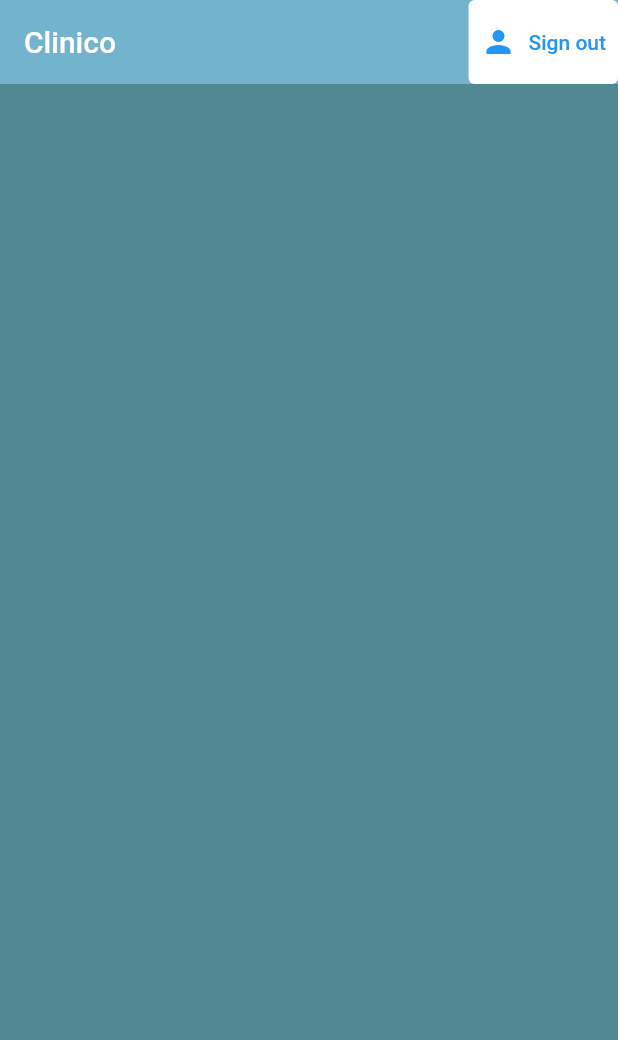
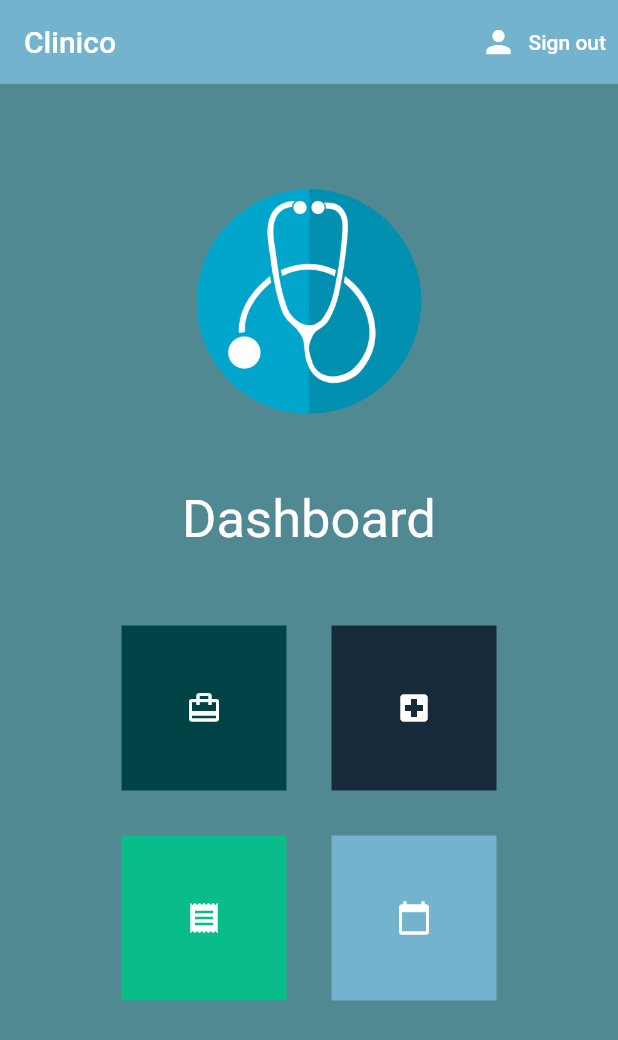
Before and after one commit to Eciric/Clinico, a Flutter app: the screen it shows once a user with an empty profile is signed in, on a phone screen of 412 x 824 dp. Shown: the top 1040 px of the screen. Run offline on Flutter 3.47's test engine with Material 2 defaults, Android fonts, the phone set to English and light mode, and no system bars; our stand-ins replace cloud_firestore, firebase_auth, firebase_core, flutter_spinkit; accounts and stored records are empty.

Commit message:
Home page design and other features

```diff
--- a/lib/screens/home/home.dart
+++ b/lib/screens/home/home.dart
@@ -1,3 +1,7 @@
+import 'package:clinico/screens/calendar/calendar.dart';
+import 'package:clinico/screens/info/info.dart';
+import 'package:clinico/screens/receipt/receiptview.dart';
+import 'package:clinico/screens/visit/visitone.dart';
 import 'package:flutter/material.dart';
 import 'package:clinico/services/auth.dart';
 import 'package:clinico/style/colors.dart';
@@ -16,19 +20,118 @@ class Home extends StatelessWidget {
       elevation: 0.0,
       actions: <Widget>[
         TextButton.icon(
-          icon: Icon(Icons.person),
+          icon: Icon(Icons.person,color: Colors.white,),
           //
           style: ButtonStyle(
-              backgroundColor: MaterialStateProperty.all(Colors.white),
+              backgroundColor: MaterialStateProperty.all(MyColors.darkSkyBlue),
+
           ),
           //
-          label: Text('Sign out'),
+          label: Text('Sign out',style: TextStyle(color: Colors.white),),
           onPressed: () async {
             await _auth.signOut();
           },
         ),
       ],
       ),
+      body: Container(
+        padding: EdgeInsets.symmetric(vertical: 20, horizontal: 50),
+        child: Column(
+          children: <Widget>[
+            SizedBox(height: 50,),
+            Container(
+                height: 150.0,
+                width: 150.0,
+                decoration: BoxDecoration(
+                  image: DecorationImage(
+                    image: AssetImage(
+                        'assets/images/logo.jpg'),
+                    fit: BoxFit.fill,
+                  ),
+                  shape: BoxShape.circle,
+                ),
+              ),
+            SizedBox(height: 50,),
+                 Text(
+                'Dashboard',
+                style: TextStyle(
+                  fontSize: 35,
+                  color: Colors.white,
+                ),
+                ),
+            SizedBox(height:50),
+            Row(
+              mainAxisAlignment: MainAxisAlignment.center,
+              children: [
+                GestureDetector(
+                  onTap: (){Navigator.push(
+                    context,
+                    MaterialPageRoute(builder: (context) => Visitone()),
+                  );},
+                  child:Container(
+                    height: 110,
+                    width: 110,
+                    decoration: new BoxDecoration(
+                      color: MyColors.warmBlack,
+                    ),
+                    child: Icon(Icons.card_travel,color: Colors.white,),
+                  ),
+                ),
+                SizedBox(width: 30,),
+                GestureDetector(
+                  onTap: (){Navigator.push(
+                    context,
+                    MaterialPageRoute(builder: (context) => ReceiptView()),
+                  );},
+                  child:Container(
+                    height: 110,
+                    width: 110,
+                    decoration: new BoxDecoration(
+                      color: MyColors.prussianBlue,
+                    ),
+                    child: Icon(Icons.local_hospital,color: Colors.white,),
+                  ),
+                ),
+              ],
+            ),
+            SizedBox(height: 30,),
+            Row(
+              mainAxisAlignment: MainAxisAlignment.center,
+              children: [
+                GestureDetector(
+                  onTap: (){Navigator.push(
+                    context,
+                    MaterialPageRoute(builder: (context) => Calendar()),
+                  );},
+                  child:Container(
+                    height: 110,
+                    width: 110,
+                    decoration: new BoxDecoration(
+                      color: MyColors.mountainMeadow,
+                    ),
+                    child: Icon(Icons.receipt,color: Colors.white,),
+                  ),
+                ),
+                SizedBox(width: 30,),
+                GestureDetector(
+                  onTap: (){Navigator.push(
+                    context,
+                    MaterialPageRoute(builder: (context) => Info()),
+                  );},
+                  child: Container(
+                    height: 110,
+                    width: 110,
+                    decoration: new BoxDecoration(
+                      color: MyColors.darkSkyBlue,
+                    ),
+                    child: Icon(Icons.calendar_today,color: Colors.white,),
+                  ),
+                ),
+              ],
+            ),
+          ],
+          ),
+      ),
     );
   }
 }
```
Also changed, not shown: lib/screens/calendar/calendar.dart (added, +24 -0 lines), lib/screens/info/info.dart (added, +24 -0 lines), lib/screens/receipt/receiptview.dart (added, +24 -0 lines), lib/screens/visit/visitone.dart (added, +24 -0 lines), lib/style/inputdecoration.dart (line endings or trailing spaces).
